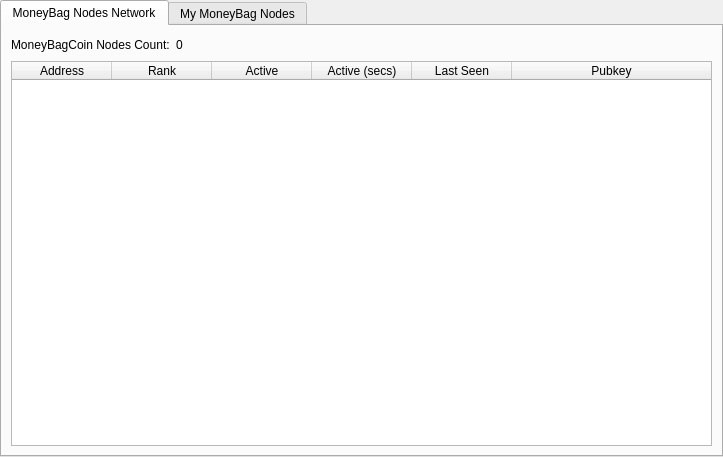
This is src/qt/forms/masternodemanager.ui in MoneyBagCoin/MoneyBagCoin as Qt 5 draws it before an edit. The edited form follows.
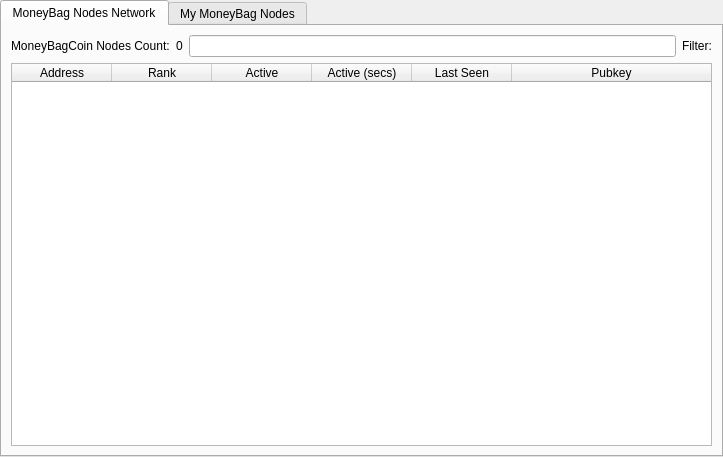
This is the edited form.

```diff
--- a/src/qt/forms/masternodemanager.ui
+++ b/src/qt/forms/masternodemanager.ui
@@ -88,6 +88,8 @@
           </widget>
          </item>
          <item row="0" column="0">
+          <layout class="QGridLayout" name="gridLayout2">
+          <item row="0" column="0">
           <layout class="QHBoxLayout" name="horizontalLayout_3">
            <property name="bottomMargin">
             <number>0</number>
@@ -101,23 +103,48 @@
            </item>
            <item>
             <widget class="QLabel" name="countLabel">
+                <property name="sizePolicy">
+                 <sizepolicy hsizetype="Fixed" vsizetype="Preferred">
+                  <horstretch>0</horstretch>
+                  <verstretch>0</verstretch>
+                 </sizepolicy>
+                </property>
+                <property name="minimumWidth">
+                 <number>140</number>
+                </property>
+                <property name="maximumWidth">
+                 <number>140</number>
+                </property>
              <property name="text">
               <string>0</string>
              </property>
             </widget>
            </item>
-           <item>
-            <spacer name="horizontalSpacer_3">
-             <property name="orientation">
-              <enum>Qt::Horizontal</enum>
-             </property>
-             <property name="sizeHint" stdset="0">
-              <size>
-               <width>40</width>
-               <height>20</height>
-              </size>
-             </property>
-            </spacer>
+           </layout>
+           </item>
+           <item row="0" column="1">
+            <layout class="QHBoxLayout" name="horizontalLayout_4">
+              <property name="bottomMargin">
+               <number>0</number>
+              </property>
+              <property name="direction">
+               <enum>QBoxLayout::RightToLeft</enum>
+              </property>
+              <item>
+               <widget class="QLineEdit" name="filterEdit">
+                <property name="clearButtonEnabled">
+                 <bool>true</bool>
+                </property>
+               </widget>
+              </item>
+              <item>
+               <widget class="QLabel" name="filterLabel">
+                <property name="text">
+                 <string>Filter:</string>
+                </property>
+               </widget>
+              </item>
+             </layout>
            </item>
           </layout>
          </item>
```
